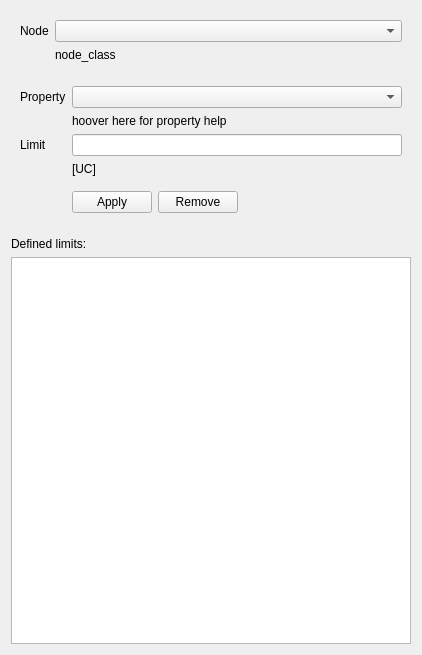
Above: guis/widget_limits.ui from RubendeBruin/DAVE before the change. Below: the same form after it.
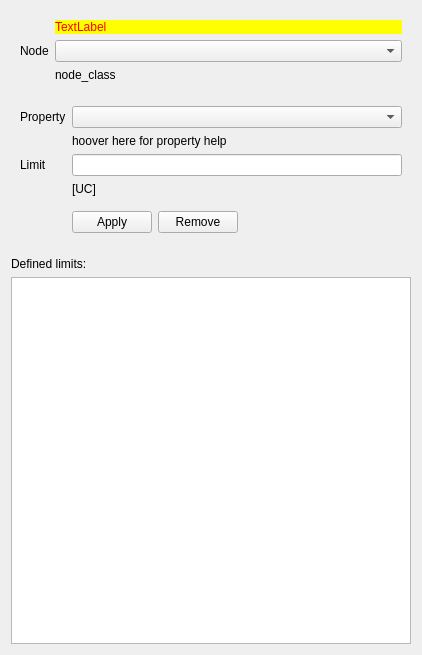
That is the form after the change.

What changed in the file:
```diff
--- a/guis/widget_limits.ui
+++ b/guis/widget_limits.ui
@@ -23,7 +23,14 @@
       </size>
      </property>
      <layout class="QGridLayout" name="gridLayout">
-      <item row="0" column="1">
+      <item row="2" column="1">
+       <widget class="QLabel" name="lbNodeClass">
+        <property name="text">
+         <string>node_class</string>
+        </property>
+       </widget>
+      </item>
+      <item row="1" column="1">
        <widget class="QComboBox" name="cbNode">
         <property name="sizePolicy">
          <sizepolicy hsizetype="Expanding" vsizetype="Fixed">
@@ -33,17 +40,21 @@
         </property>
        </widget>
       </item>
-      <item row="0" column="0">
+      <item row="1" column="0">
        <widget class="QLabel" name="label">
         <property name="text">
          <string>Node</string>
         </property>
        </widget>
       </item>
-      <item row="1" column="1">
-       <widget class="QLabel" name="lbNodeClass">
+      <item row="0" column="1">
+       <widget class="QLabel" name="lblError">
+        <property name="styleSheet">
+         <string notr="true">background: yellow; 
+color: rgb(255, 0, 0);</string>
+        </property>
         <property name="text">
-         <string>node_class</string>
+         <string>TextLabel</string>
         </property>
        </widget>
       </item>
```
